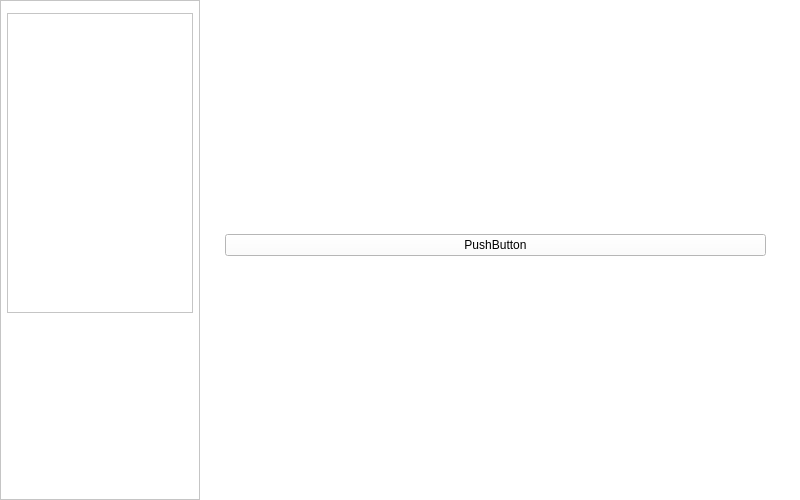
mnekovtoroy/BoardGameApp, file mainwindow.ui: the form before one commit.
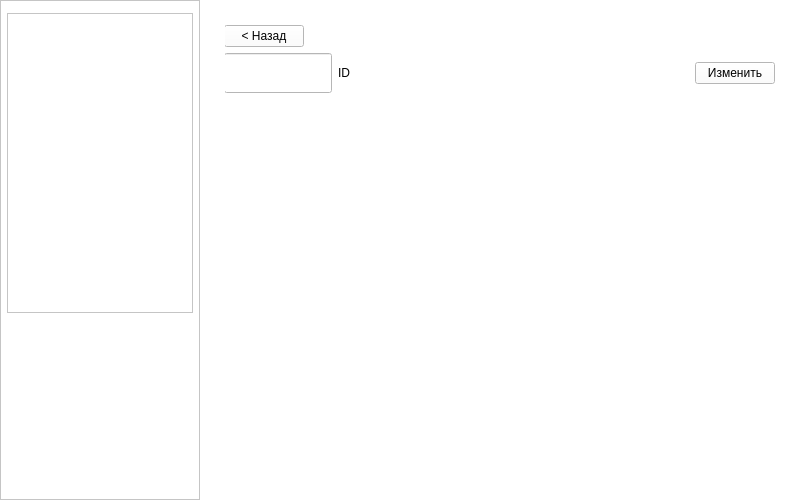
The form after the commit. The open tabs and pages were chosen to show the change.

Commit message:
Very first non-working version of Game Card
Doesnt work at all

The edit to the form file:
```diff
--- a/mainwindow.ui
+++ b/mainwindow.ui
@@ -173,7 +173,7 @@
          <rect>
           <x>0</x>
           <y>0</y>
-          <width>541</width>
+          <width>551</width>
           <height>441</height>
          </rect>
         </property>
@@ -193,7 +193,7 @@
             </sizepolicy>
            </property>
            <property name="text">
-            <string>PushButton</string>
+            <string>Новая партия</string>
            </property>
           </widget>
          </item>
@@ -203,7 +203,141 @@
         </layout>
        </widget>
       </widget>
-      <widget class="QWidget" name="page_2"/>
+      <widget class="QWidget" name="gameCard">
+       <widget class="QWidget" name="verticalLayoutWidget_3">
+        <property name="geometry">
+         <rect>
+          <x>-1</x>
+          <y>0</y>
+          <width>551</width>
+          <height>441</height>
+         </rect>
+        </property>
+        <layout class="QVBoxLayout" name="gameCardLayout">
+         <item>
+          <widget class="QPushButton" name="gameBackButton">
+           <property name="sizePolicy">
+            <sizepolicy hsizetype="Fixed" vsizetype="Fixed">
+             <horstretch>0</horstretch>
+             <verstretch>0</verstretch>
+            </sizepolicy>
+           </property>
+           <property name="text">
+            <string>&lt; Назад</string>
+           </property>
+          </widget>
+         </item>
+         <item>
+          <layout class="QHBoxLayout" name="gameHeaderLayout">
+           <property name="sizeConstraint">
+            <enum>QLayout::SetMinimumSize</enum>
+           </property>
+           <item>
+            <widget class="QLineEdit" name="gameName">
+             <property name="sizePolicy">
+              <sizepolicy hsizetype="Minimum" vsizetype="Fixed">
+               <horstretch>0</horstretch>
+               <verstretch>0</verstretch>
+              </sizepolicy>
+             </property>
+             <property name="minimumSize">
+              <size>
+               <width>0</width>
+               <height>40</height>
+              </size>
+             </property>
+             <property name="maxLength">
+              <number>50</number>
+             </property>
+             <property name="readOnly">
+              <bool>false</bool>
+             </property>
+            </widget>
+           </item>
+           <item>
+            <widget class="QLabel" name="gameID">
+             <property name="sizePolicy">
+              <sizepolicy hsizetype="Minimum" vsizetype="Minimum">
+               <horstretch>0</horstretch>
+               <verstretch>0</verstretch>
+              </sizepolicy>
+             </property>
+             <property name="text">
+              <string>ID</string>
+             </property>
+            </widget>
+           </item>
+           <item>
+            <spacer name="gameHeaderSpacer">
+             <property name="orientation">
+              <enum>Qt::Horizontal</enum>
+             </property>
+             <property name="sizeHint" stdset="0">
+              <size>
+               <width>40</width>
+               <height>20</height>
+              </size>
+             </property>
+            </spacer>
+           </item>
+           <item>
+            <widget class="QPushButton" name="gameChangeButton">
+             <property name="sizePolicy">
+              <sizepolicy hsizetype="Maximum" vsizetype="Fixed">
+               <horstretch>0</horstretch>
+               <verstretch>0</verstretch>
+              </sizepolicy>
+             </property>
+             <property name="text">
+              <string>Изменить</string>
+             </property>
+            </widget>
+           </item>
+          </layout>
+         </item>
+         <item>
+          <layout class="QHBoxLayout" name="gameTableLayout">
+           <item>
+            <layout class="QVBoxLayout" name="gameLeftColomnLayout">
+             <item>
+              <spacer name="gameLeftColomnSpacer">
+               <property name="orientation">
+                <enum>Qt::Vertical</enum>
+               </property>
+               <property name="sizeHint" stdset="0">
+                <size>
+                 <width>20</width>
+                 <height>40</height>
+                </size>
+               </property>
+              </spacer>
+             </item>
+             <item>
+              <spacer name="horizontalSpacer">
+               <property name="orientation">
+                <enum>Qt::Horizontal</enum>
+               </property>
+               <property name="sizeType">
+                <enum>QSizePolicy::Fixed</enum>
+               </property>
+               <property name="sizeHint" stdset="0">
+                <size>
+                 <width>300</width>
+                 <height>20</height>
+                </size>
+               </property>
+              </spacer>
+             </item>
+            </layout>
+           </item>
+           <item>
+            <layout class="QVBoxLayout" name="gameRightColomnLayout"/>
+           </item>
+          </layout>
+         </item>
+        </layout>
+       </widget>
+      </widget>
      </widget>
     </widget>
     <widget class="QWidget" name="Players">
```
Left out of the diff: 19 changed lines with no effect on the pictures. The commit also changes 4 other files.
